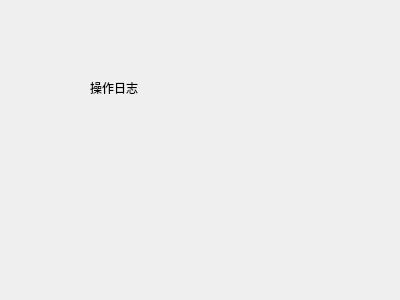
a-soul-singer/cppTest, file client/optlogview.ui: the form before one commit.
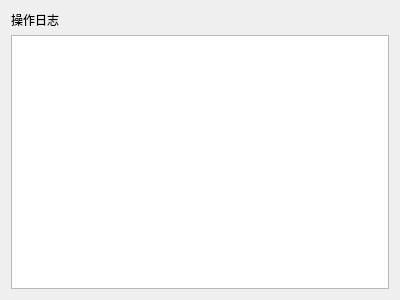
The form after the commit.

Diff of the .ui file:
```diff
--- a/client/optlogview.ui
+++ b/client/optlogview.ui
@@ -13,19 +13,22 @@
   <property name="windowTitle">
    <string>Form</string>
   </property>
+  <layout class="QVBoxLayout" name="verticalLayout_2">
+   <item>
+    <layout class="QVBoxLayout" name="verticalLayout">
+     <item>
   <widget class="QLabel" name="label">
-   <property name="geometry">
-    <rect>
-     <x>90</x>
-     <y>80</y>
-     <width>72</width>
-     <height>15</height>
-    </rect>
-   </property>
    <property name="text">
     <string>操作日志</string>
    </property>
   </widget>
+     </item>
+     <item>
+      <widget class="QTextBrowser" name="textBrowser"/>
+     </item>
+    </layout>
+   </item>
+  </layout>
  </widget>
  <resources/>
  <connections/>
```
Lines whose indentation alone changed are shown as unchanged.
